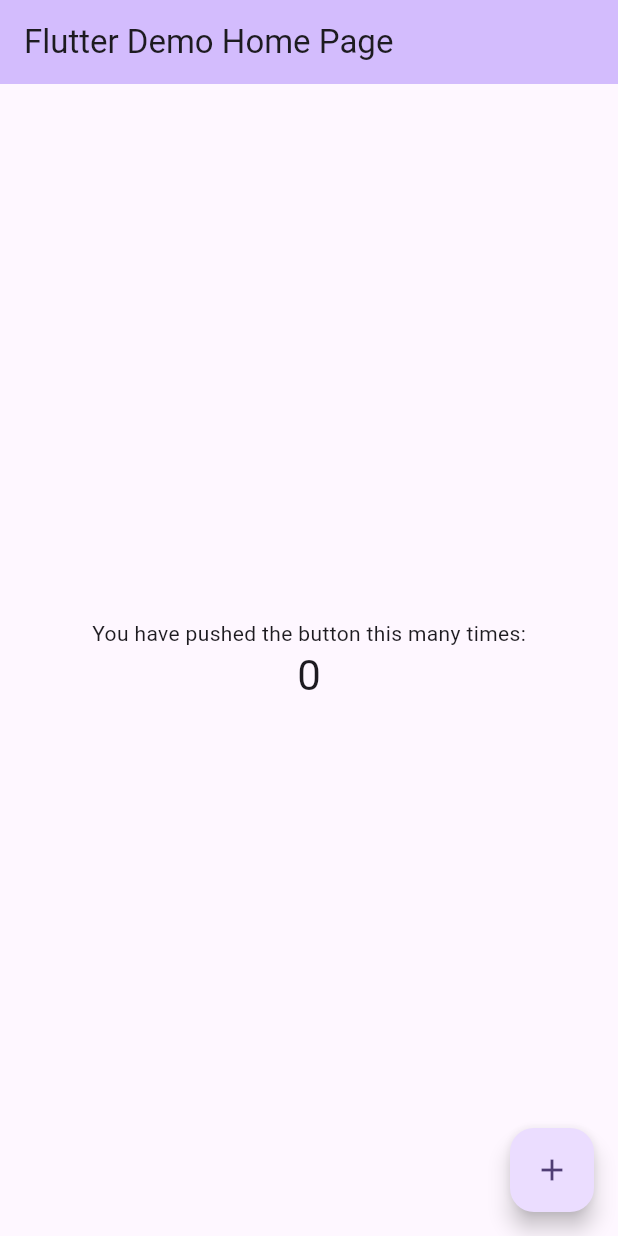
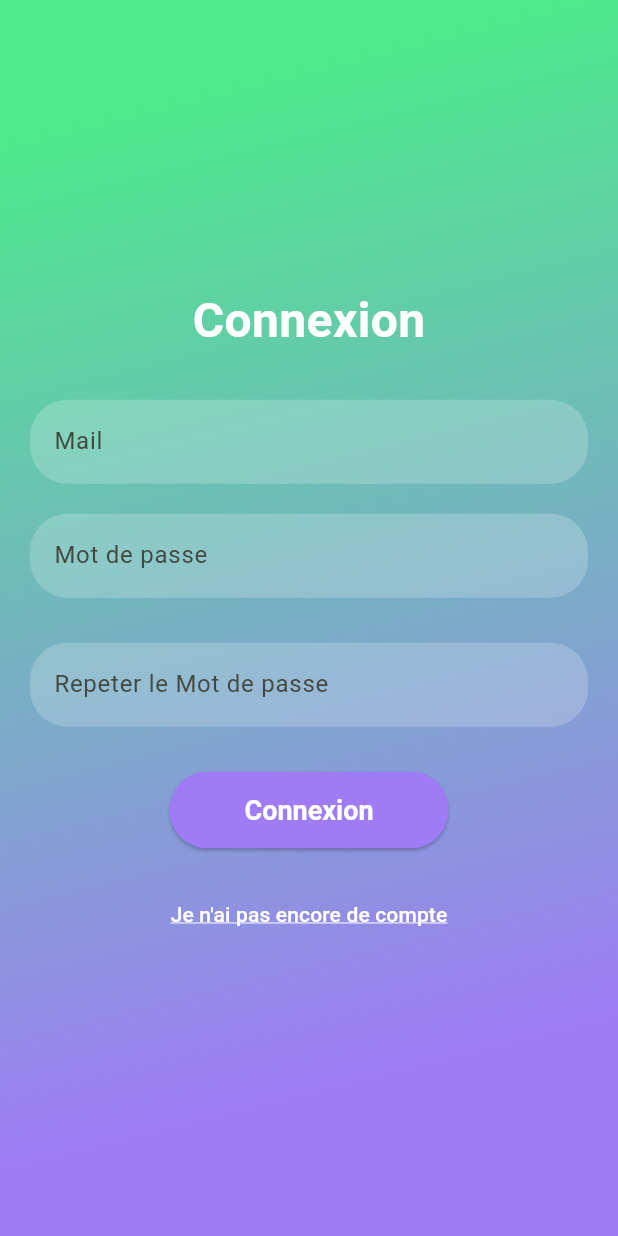
Before and after one commit to Mcduval/zc_dodiddone, a Flutter app: the screen it shows after launch, on a phone screen of 412 x 824 dp. Run offline on Flutter 3.47's test engine with Material 3 defaults, Android fonts, the phone set to English and light mode, and no system bars.

Commit message:
page principale

```diff
--- a/lib/app/app.dart
+++ b/lib/app/app.dart
@@ -1,6 +1,7 @@
 import 'package:flutter/material.dart';
+import 'package:zc_dodiddone/theme/theme.dart';
 
-import '../pages/My_home_page.dart';
+import '../pages/login_page.dart';
 
 class MyApp extends StatelessWidget {
   const MyApp({super.key});
@@ -10,11 +11,9 @@ class MyApp extends StatelessWidget {
   Widget build(BuildContext context) {
     return MaterialApp(
       title: 'Flutter Demo',
-      theme: ThemeData(
-        colorScheme: ColorScheme.fromSeed(seedColor: Colors.deepPurple),
-        useMaterial3: true,
-      ),
-      home: const MyHomePage(title: 'Flutter Demo Home Page'),
+      theme: DoDidDoneTheme.lightTheme,
+      darkTheme: DoDidDoneTheme.darkTheme,
+      home: const LoginPage(),
     );
   }
 }
--- a/lib/pages/My_home_page.dart
+++ /dev/null
@@ -1,49 +0,0 @@
-import 'package:flutter/material.dart';
-
-class MyHomePage extends StatefulWidget {
-  const MyHomePage({super.key, required this.title});
-
-  final String title;
-
-  @override
-  State<MyHomePage> createState() => _MyHomePageState();
-}
-
-class _MyHomePageState extends State<MyHomePage> {
-  int _counter = 0;
-
-  void _incrementCounter() {
-    setState(() {
-      _counter++;
-    });
-  }
-
-  @override
-  Widget build(BuildContext context) {
-    return Scaffold(
-      appBar: AppBar(
-        backgroundColor: Theme.of(context).colorScheme.inversePrimary,
-        title: Text(widget.title),
-      ),
-      body: Center(
-        child: Column(
-          mainAxisAlignment: MainAxisAlignment.center,
-          children: <Widget>[
-            const Text(
-              'You have pushed the button this many times:',
-            ),
-            Text(
-              '$_counter',
-              style: Theme.of(context).textTheme.headlineMedium,
-            ),
-          ],
-        ),
-      ),
-      floatingActionButton: FloatingActionButton(
-        onPressed: _incrementCounter,
-        tooltip: 'Increment',
-        child: const Icon(Icons.add),
-      ), // This trailing comma makes auto-formatting nicer for build methods.
-    );
-  }
-}
--- /dev/null
+++ b/lib/pages/login_page.dart
@@ -0,0 +1,149 @@
+import 'package:flutter/material.dart';
+import 'package:zc_dodiddone/theme/theme.dart';
+
+import 'main_page.dart';
+
+class LoginPage extends StatefulWidget {
+  // ignore: use_super_parameters
+  const LoginPage({Key? key}) : super(key: key);
+
+  @override
+  State<LoginPage> createState() => _LoginPageState();
+}
+
+class _LoginPageState extends State<LoginPage> {
+  bool _isSignIn = true; // True for login, false for signup
+
+  @override
+  Widget build(BuildContext context) {
+    return Scaffold(
+      body: Container(
+        decoration: BoxDecoration(
+          gradient: LinearGradient(
+            begin: Alignment.topLeft,
+            end: Alignment.bottomCenter,
+            colors: _isSignIn
+                ? [
+                    DoDidDoneTheme.lightTheme.colorScheme.secondary,
+                    DoDidDoneTheme.lightTheme.colorScheme.primary,
+                  ]
+                : [
+                    DoDidDoneTheme.lightTheme.colorScheme.primary,
+                    DoDidDoneTheme.lightTheme.colorScheme.secondary,
+                  ],
+            stops: const [0.1, 0.9], // Primary color occupies 90%
+          ),
+        ),
+        child: Padding(
+          padding: const EdgeInsets.all(20.0),
+          child: Column(
+            mainAxisAlignment: MainAxisAlignment.center,
+            children: [
+              // Title
+              Text(
+                _isSignIn ? 'Connexion' : 'Inscription',
+                style: const TextStyle(
+                  fontSize: 32,
+                  fontWeight: FontWeight.bold,
+                  color: Colors.white,
+                ),
+              ),
+              const SizedBox(height: 30),
+
+              // Username field
+              TextField(
+                decoration: InputDecoration(
+                  hintText: 'Mail',
+                  filled: true,
+                  fillColor: Colors.white.withOpacity(0.2),
+                  border: OutlineInputBorder(
+                    borderRadius: BorderRadius.circular(25),
+                    borderSide: BorderSide.none,
+                  ),
+                ),
+              ),
+              const SizedBox(height: 20),
+
+              // Password field
+              TextField(
+                obscureText: true,
+                decoration: InputDecoration(
+                  hintText: 'Mot de passe',
+                  filled: true,
+                  fillColor: Colors.white.withOpacity(0.2),
+                  border: OutlineInputBorder(
+                    borderRadius: BorderRadius.circular(25),
+                    borderSide: BorderSide.none,
+                  ),
+                ),
+              ),
+              const SizedBox(height: 30),
+
+              //password check
+              TextField(
+                obscureText: true,
+                decoration: InputDecoration(
+                  hintText: 'Repeter le Mot de passe',
+                  filled: true,
+                  fillColor: Colors.white.withOpacity(0.2),
+                  border: OutlineInputBorder(
+                    borderRadius: BorderRadius.circular(25),
+                    borderSide: BorderSide.none,
+                  ),
+                ),
+              ),
+              const SizedBox(height: 30),
+
+              // Login button
+              ElevatedButton(
+                onPressed: () {
+                  // Handle login button press
+                  Navigator.pushReplacement(context,
+                      MaterialPageRoute(builder: (context) => const MainPage()));
+                },
+                style: ElevatedButton.styleFrom(
+                  backgroundColor:
+                      DoDidDoneTheme.lightTheme.colorScheme.primary,
+                  padding: const EdgeInsets.symmetric(
+                    horizontal: 50,
+                    vertical: 15,
+                  ),
+                  textStyle: const TextStyle(
+                    fontSize: 18,
+                    fontWeight: FontWeight.bold,
+                  ),
+                  shape: RoundedRectangleBorder(
+                    borderRadius: BorderRadius.circular(25),
+                  ),
+                ),
+                child: Text(
+                  _isSignIn ? 'Connexion' : 'S\'inscrire',
+                  style: const TextStyle(color: Colors.white),
+                ),
+              ),
+              const SizedBox(height: 20),
+
+              // Switch to signup/login button
+              TextButton(
+                onPressed: () {
+                  setState(() {
+                    _isSignIn = !_isSignIn;
+                  });
+                },
+                child: Text(
+                  _isSignIn
+                      ? "Je n'ai pas encore de compte"
+                      : 'J\'ai déjà un compte',
+                  style: const TextStyle(
+                    color: Colors.white,
+                    decoration: TextDecoration.underline,
+                  ),
+                ),
+              ),
+            ],
+          ),
+        ),
+      ),
+    );
+  }
+}
--- /dev/null
+++ b/lib/theme/theme.dart
@@ -0,0 +1,43 @@
+// ignore_for_file: deprecated_member_use
+
+import 'package:flutter/material.dart';
+
+class DoDidDoneTheme {
+  static ThemeData lightTheme = ThemeData(
+    colorScheme: ColorScheme.fromSeed(
+      seedColor: const Color(0xFF4CEB8B), // Your first color
+      brightness: Brightness.light,
+      primary: const Color(0xFF9F7BF6), // Your second color
+      onPrimary: Colors.white,
+      secondary: const Color(0xFF4CEB8B),
+      onSecondary: Colors.white,
+      error: Colors.red,
+      onError: Colors.white,
+      background: const Color(0xFF9F7BF6),
+      onBackground: Colors.white,
+      surface: const Color(0xFF4CEB8B),
+      onSurface: Colors.white,
+    ),
+    useMaterial3: true,
+    // Add more theme properties here as needed
+  );
+
+  static ThemeData darkTheme = ThemeData(
+    colorScheme: ColorScheme.fromSeed(
+      seedColor: const Color(0xFF4CEB8B), // Your first color
+      brightness: Brightness.dark,
+      primary: const Color(0xFF9F7BF6), // Your second color
+      onPrimary: Colors.white,
+      secondary: const Color(0xFF4CEB8B),
+      onSecondary: Colors.white,
+      error: Colors.red,
+      onError: Colors.white,
+      background: const Color(0xFF9F7BF6),
+      onBackground: Colors.white,
+      surface: const Color(0xFF4CEB8B),
+      onSurface: Colors.white,
+    ),
+    useMaterial3: true,
+    // Add more theme properties here as needed
+  );
+}
```
Also changed, not shown: lib/pages/main_page.dart (added, +151 -0 lines), 1 other file.
